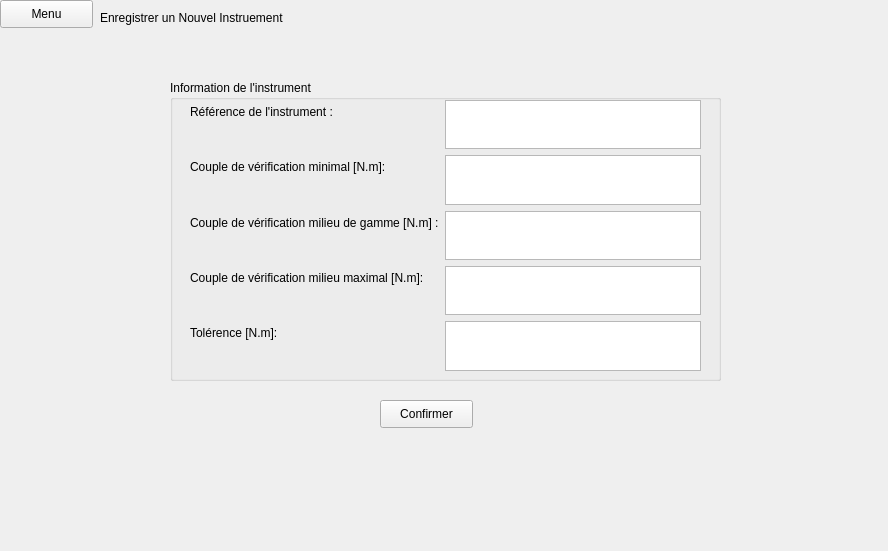
Old version of the form TDM.ui in the repository NATRIST-0/TorquemeterDriftMonitoring.
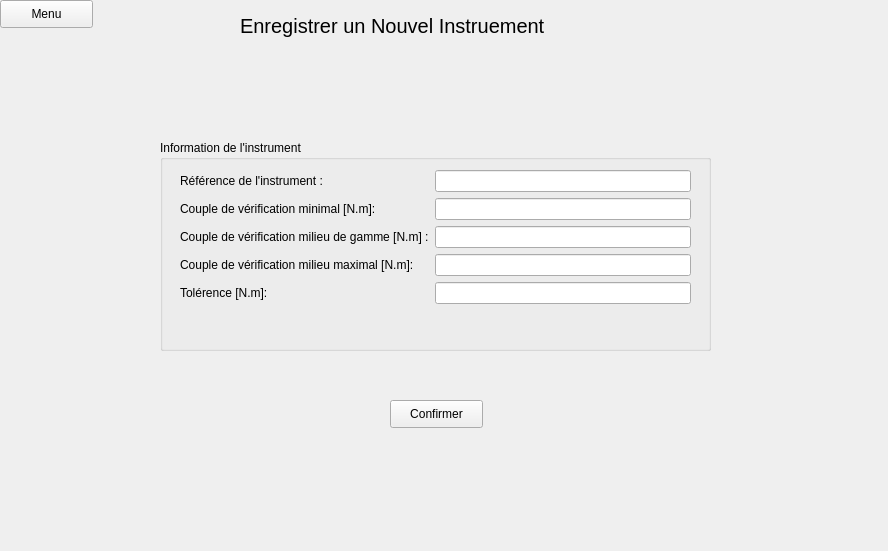
New version of the form. The open tabs and pages were chosen to show the change. Icons and pictures are not drawn. Custom widgets are drawn as their Qt base class.

Commit message: print_instrument_data() working

The edit to the form file:
```diff
--- a/TDM.ui
+++ b/TDM.ui
@@ -326,12 +326,17 @@
    <widget class="QLabel" name="label_6">
     <property name="geometry">
      <rect>
-      <x>100</x>
+      <x>240</x>
       <y>10</y>
-      <width>201</width>
-      <height>16</height>
+      <width>381</width>
+      <height>31</height>
      </rect>
     </property>
+    <property name="font">
+     <font>
+      <pointsize>15</pointsize>
+     </font>
+    </property>
     <property name="text">
      <string>Enregistrer un Nouvel Instruement</string>
     </property>
@@ -352,10 +357,10 @@
    <widget class="QGroupBox" name="groupBox_2">
     <property name="geometry">
      <rect>
-      <x>170</x>
-      <y>80</y>
+      <x>160</x>
+      <y>140</y>
       <width>551</width>
-      <height>301</height>
+      <height>211</height>
      </rect>
     </property>
     <property name="title">
@@ -365,9 +370,9 @@
      <property name="geometry">
       <rect>
        <x>20</x>
-       <y>20</y>
+       <y>30</y>
        <width>511</width>
-       <height>271</height>
+       <height>161</height>
       </rect>
      </property>
      <layout class="QFormLayout" name="formLayout">
@@ -378,13 +383,6 @@
         </property>
        </widget>
       </item>
-      <item row="1" column="0">
-       <widget class="QLabel" name="label_10">
-        <property name="text">
-         <string>Couple de vérification minimal [N.m]:</string>
-        </property>
-       </widget>
-      </item>
       <item row="2" column="0">
        <widget class="QLabel" name="label_11">
         <property name="text">
@@ -406,20 +404,27 @@
         </property>
        </widget>
       </item>
-      <item row="3" column="1">
-       <widget class="QTextEdit" name="Cmax"/>
-      </item>
-      <item row="2" column="1">
-       <widget class="QTextEdit" name="Cmilieu"/>
-      </item>
-      <item row="1" column="1">
-       <widget class="QTextEdit" name="Cmin"/>
+      <item row="1" column="0">
+       <widget class="QLabel" name="label_10">
+        <property name="text">
+         <string>Couple de vérification minimal [N.m]:</string>
+        </property>
+       </widget>
       </item>
       <item row="0" column="1">
-       <widget class="QTextEdit" name="ref_instrument"/>
+       <widget class="QLineEdit" name="ref_instrument"/>
+      </item>
+      <item row="1" column="1">
+       <widget class="QLineEdit" name="Cmin"/>
+      </item>
+      <item row="2" column="1">
+       <widget class="QLineEdit" name="Cmilieu"/>
+      </item>
+      <item row="3" column="1">
+       <widget class="QLineEdit" name="Cmax"/>
       </item>
       <item row="4" column="1">
-       <widget class="QTextEdit" name="tolerence"/>
+       <widget class="QLineEdit" name="tolerence"/>
       </item>
      </layout>
     </widget>
@@ -427,7 +432,7 @@
    <widget class="QPushButton" name="bouton_confirmer_instrument">
     <property name="geometry">
      <rect>
-      <x>380</x>
+      <x>390</x>
       <y>400</y>
       <width>93</width>
       <height>28</height>
```
The commit also changes 6 other files.
